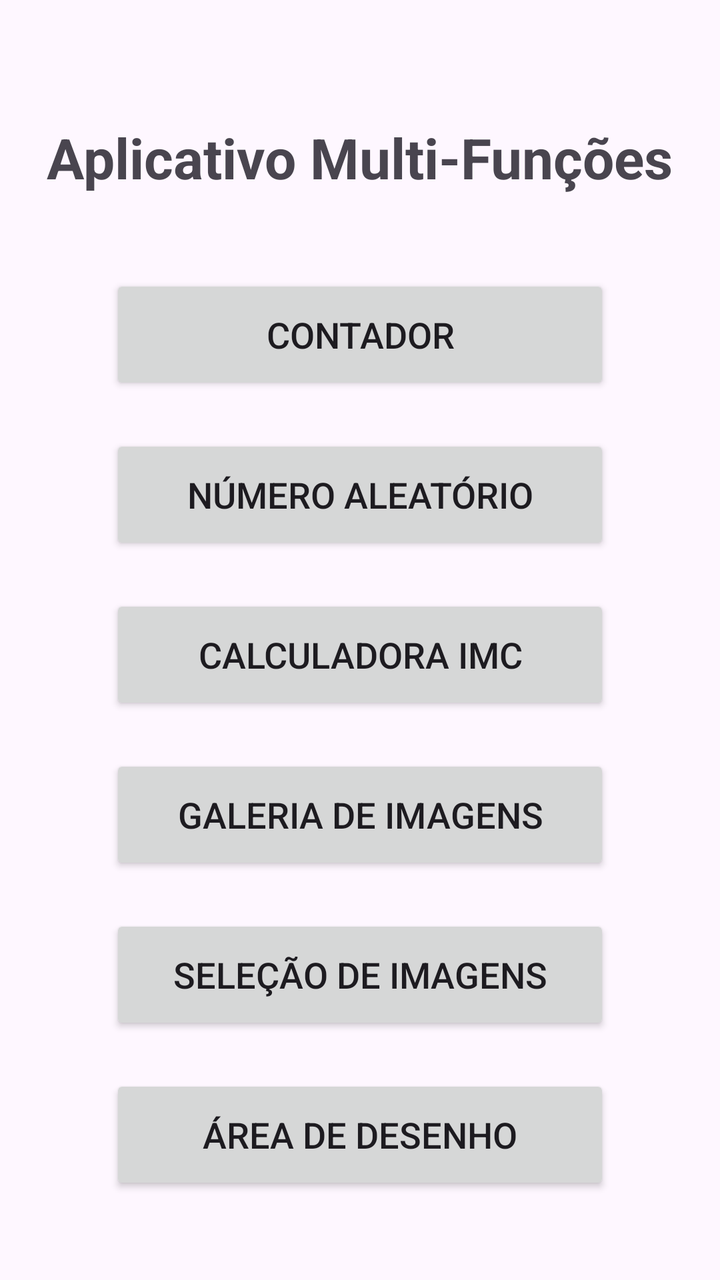
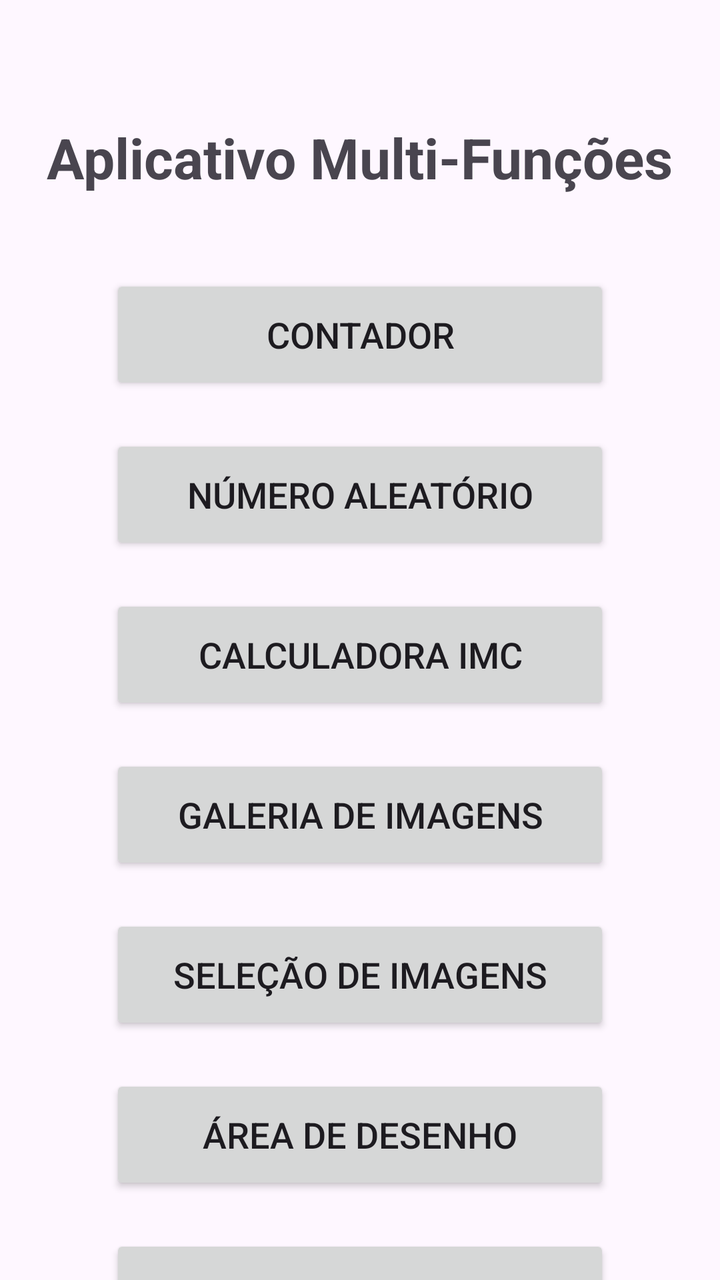

Compare the two renders of this Android layout. The source of the first and the diff that turns it into the second are given below.
<!-- AndroidManifest.xml: application theme Theme.MyApplication -->
<!-- res/layout/activity_main.xml -->
<?xml version="1.0" encoding="utf-8"?>
<androidx.constraintlayout.widget.ConstraintLayout xmlns:android="http://schemas.android.com/apk/res/android"
    xmlns:app="http://schemas.android.com/apk/res-auto"
    xmlns:tools="http://schemas.android.com/tools"
    android:id="@+id/main"
    android:layout_width="match_parent"
    android:layout_height="match_parent"
    tools:context=".MainActivity">

    <TextView
        android:id="@+id/titleText"
        android:layout_width="wrap_content"
        android:layout_height="wrap_content"
        android:text="Aplicativo Multi-Funções"
        android:textSize="28sp"
        android:textStyle="bold"
        android:textAlignment="center"
        app:layout_constraintTop_toTopOf="parent"
        app:layout_constraintStart_toStartOf="parent"
        app:layout_constraintEnd_toEndOf="parent"
        android:layout_marginTop="60dp" />

    <Button
        android:id="@+id/btnCounter"
        android:layout_width="250dp"
        android:layout_height="60dp"
        android:text="Contador"
        android:textSize="18sp"
        app:layout_constraintTop_toBottomOf="@+id/titleText"
        app:layout_constraintStart_toStartOf="parent"
        app:layout_constraintEnd_toEndOf="parent"
        android:layout_marginTop="40dp" />

    <Button
        android:id="@+id/btnRandom"
        android:layout_width="250dp"
        android:layout_height="60dp"
        android:text="Número Aleatório"
        android:textSize="18sp"
        app:layout_constraintTop_toBottomOf="@+id/btnCounter"
        app:layout_constraintStart_toStartOf="parent"
        app:layout_constraintEnd_toEndOf="parent"
        android:layout_marginTop="20dp" />

    <Button
        android:id="@+id/btnIMC"
        android:layout_width="250dp"
        android:layout_height="60dp"
        android:text="Calculadora IMC"
        android:textSize="18sp"
        app:layout_constraintTop_toBottomOf="@+id/btnRandom"
        app:layout_constraintStart_toStartOf="parent"
        app:layout_constraintEnd_toEndOf="parent"
        android:layout_marginTop="20dp" />

    <Button
        android:id="@+id/btnSlide"
        android:layout_width="250dp"
        android:layout_height="60dp"
        android:text="Galeria de Imagens"
        android:textSize="18sp"
        app:layout_constraintTop_toBottomOf="@+id/btnIMC"
        app:layout_constraintStart_toStartOf="parent"
        app:layout_constraintEnd_toEndOf="parent"
        android:layout_marginTop="20dp" />

    <Button
        android:id="@+id/btnTinder"
        android:layout_width="250dp"
        android:layout_height="60dp"
        android:text="Seleção de imagens"
        android:textSize="18sp"
        app:layout_constraintTop_toBottomOf="@+id/btnSlide"
        app:layout_constraintStart_toStartOf="parent"
        app:layout_constraintEnd_toEndOf="parent"
        android:layout_marginTop="20dp" />

    <Button
        android:id="@+id/btnPaint"
        android:layout_width="250dp"
        android:layout_height="60dp"
        android:text="Área de desenho"
        android:textSize="18sp"
        app:layout_constraintTop_toBottomOf="@+id/btnTinder"
        app:layout_constraintStart_toStartOf="parent"
        app:layout_constraintEnd_toEndOf="parent"
        android:layout_marginTop="20dp" />

</androidx.constraintlayout.widget.ConstraintLayout>
<!-- resources referenced by this layout -->
<resources>
  <style name="Theme.MyApplication" parent="Base.Theme.MyApplication" />
  <style name="Base.Theme.MyApplication" parent="Theme.Material3.DayNight.NoActionBar">
          
          
      </style>
</resources>

<!-- the commit's change to res/layout/activity_main.xml (unified diff, before → after) -->
@@ -86,4 +86,15 @@
         app:layout_constraintEnd_toEndOf="parent"
         android:layout_marginTop="20dp" />
 
+    <Button
+        android:id="@+id/btnSQL"
+        android:layout_width="250dp"
+        android:layout_height="60dp"
+        android:text="Bloco de Notas (SQL)"
+        android:textSize="18sp"
+        app:layout_constraintTop_toBottomOf="@+id/btnPaint"
+        app:layout_constraintStart_toStartOf="parent"
+        app:layout_constraintEnd_toEndOf="parent"
+        android:layout_marginTop="20dp" />
+
 </androidx.constraintlayout.widget.ConstraintLayout>
